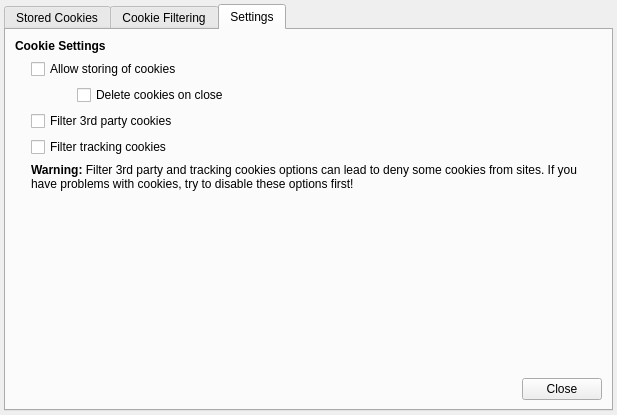
Old version of the form src/lib/cookies/cookiemanager.ui in the repository QupZilla/qupzilla.
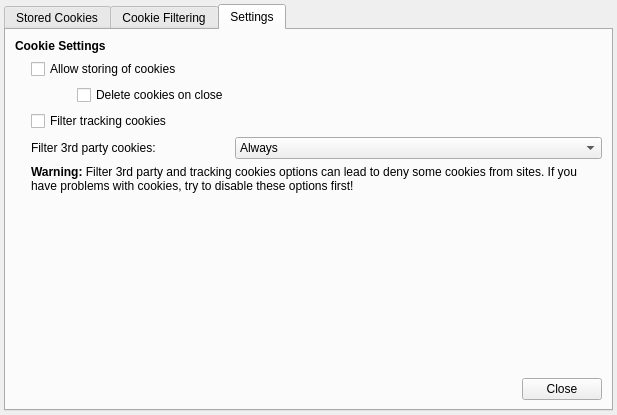
New version of the form. The open tabs and pages were chosen to show the change. Custom widgets are drawn as their Qt base class.

Commit message: [Cookies] More options for 3rd party cookies

The edit to the form file:
```diff
--- a/src/lib/cookies/cookiemanager.ui
+++ b/src/lib/cookies/cookiemanager.ui
@@ -430,14 +430,14 @@
          </property>
         </spacer>
        </item>
-       <item row="3" column="1" colspan="2">
-        <widget class="QCheckBox" name="filter3rdParty">
-         <property name="text">
-          <string>Filter 3rd party cookies</string>
-         </property>
-        </widget>
-       </item>
        <item row="4" column="1" colspan="2">
+        <widget class="QLabel" name="label_14">
+         <property name="text">
+          <string>Filter 3rd party cookies:</string>
+         </property>
+        </widget>
+       </item>
+       <item row="3" column="1" colspan="2">
         <widget class="QCheckBox" name="filterTracking">
          <property name="text">
           <string>Filter tracking cookies</string>
@@ -474,6 +474,28 @@
          </property>
         </widget>
        </item>
+       <item row="4" column="3">
+        <widget class="QComboBox" name="filter3rdParty">
+         <property name="whatsThis">
+          <string>&lt;html&gt;&lt;head/&gt;&lt;body&gt;&lt;p&gt;&lt;span style=&quot; font-weight:600;&quot;&gt;Always:&lt;/span&gt; Allow third-party resources to set and retrieve cookies.&lt;/p&gt;&lt;p&gt;&lt;span style=&quot; font-weight:600;&quot;&gt;Never:&lt;/span&gt; Never allow third-party resources to set and retrieve cookies.&lt;/p&gt;&lt;p&gt;&lt;span style=&quot; font-weight:600;&quot;&gt;Keep existing:&lt;/span&gt; If the cookie jar already contains cookies from a third-party, allow it to set and retrieve new and existing cookies.&lt;/p&gt;&lt;/body&gt;&lt;/html&gt;</string>
+         </property>
+         <item>
+          <property name="text">
+           <string>Always</string>
+          </property>
+         </item>
+         <item>
+          <property name="text">
+           <string>Never</string>
+          </property>
+         </item>
+         <item>
+          <property name="text">
+           <string>Keep existing</string>
+          </property>
+         </item>
+        </widget>
+       </item>
       </layout>
      </widget>
     </widget>
```
The commit also changes 3 other files.
